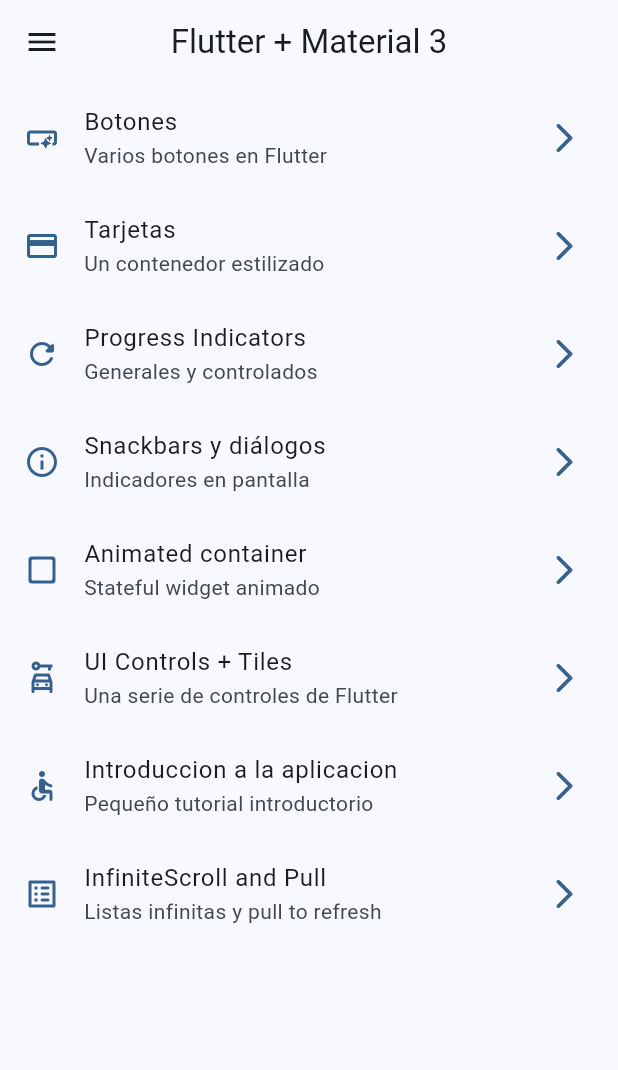
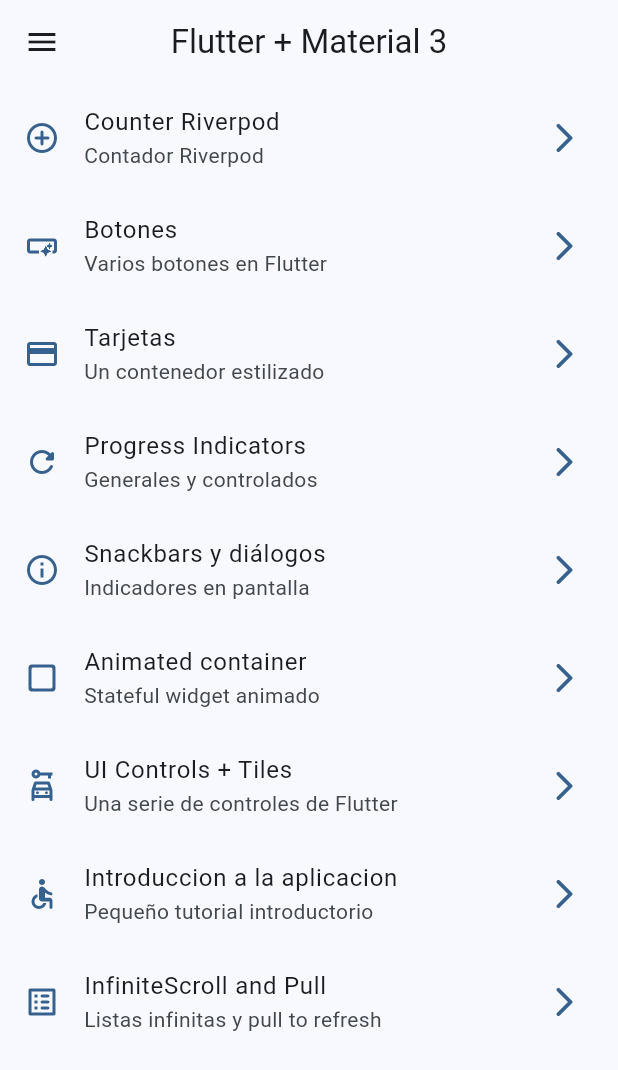
Before and after one commit to OmarACY/widgets_app, a Flutter app: the screen it shows after launch, on a phone screen of 412 x 824 dp. Shown: the top 1070 px of the screen. Run offline on Flutter 3.47's test engine with Material 3 defaults, Android fonts, the phone set to English and light mode, and no system bars; our stand-ins replace animate_do, go_router.

Commit message:
159. Prepracion de la pantalla para RiverPod

```diff
--- a/lib/config/menu/menu_items.dart
+++ b/lib/config/menu/menu_items.dart
@@ -10,6 +10,7 @@ class MenuItem {
 }
 
 const appMenuItems = <MenuItem>[
+  MenuItem('Counter Riverpod', 'Contador Riverpod', '/counter',Icons.add_circle_outline_rounded),
   MenuItem('Botones', 'Varios botones en Flutter', '/buttons',Icons.smart_button_outlined),
   MenuItem('Tarjetas', 'Un contenedor estilizado', '/cards', Icons.credit_card),
   MenuItem('Progress Indicators', 'Generales y controlados', '/progress', Icons.refresh_rounded),
--- a/lib/config/router/app_router.dart
+++ b/lib/config/router/app_router.dart
@@ -9,6 +9,11 @@ final appRouter = GoRouter(
       path: '/',
       name: HomeScreen.name,
       builder: (context, state) => const HomeScreen(),
+    ),
+    GoRoute(
+      path: '/counter',
+      name: CounterScreen.name,
+      builder: (context, state) => const CounterScreen(),
     ),
     GoRoute(
       path: '/buttons',
--- a/lib/presentation/screens/screens.dart
+++ b/lib/presentation/screens/screens.dart
@@ -1,4 +1,5 @@
 
+export 'package:widgets_app/presentation/screens/counter/counter_screen.dart';
 export 'package:widgets_app/presentation/screens/buttons/buttons_screen.dart';
 export 'package:widgets_app/presentation/screens/cards/cards_screen.dart';
 export 'package:widgets_app/presentation/screens/home/home_screen.dart';
```
Also changed, not shown: lib/presentation/screens/counter/counter_screen.dart (added, +25 -0 lines).
